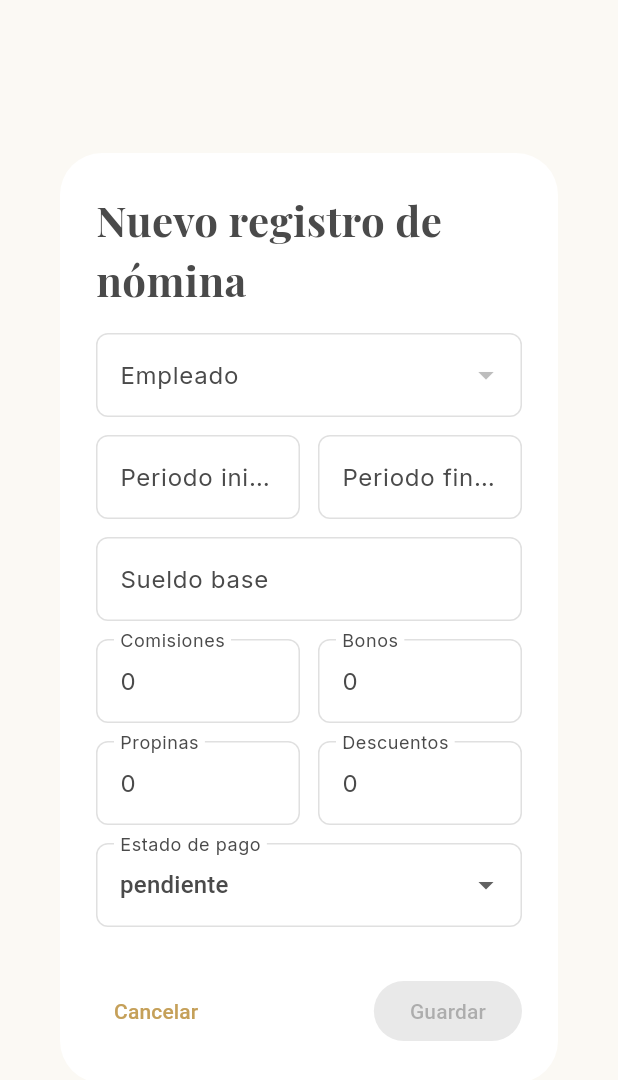
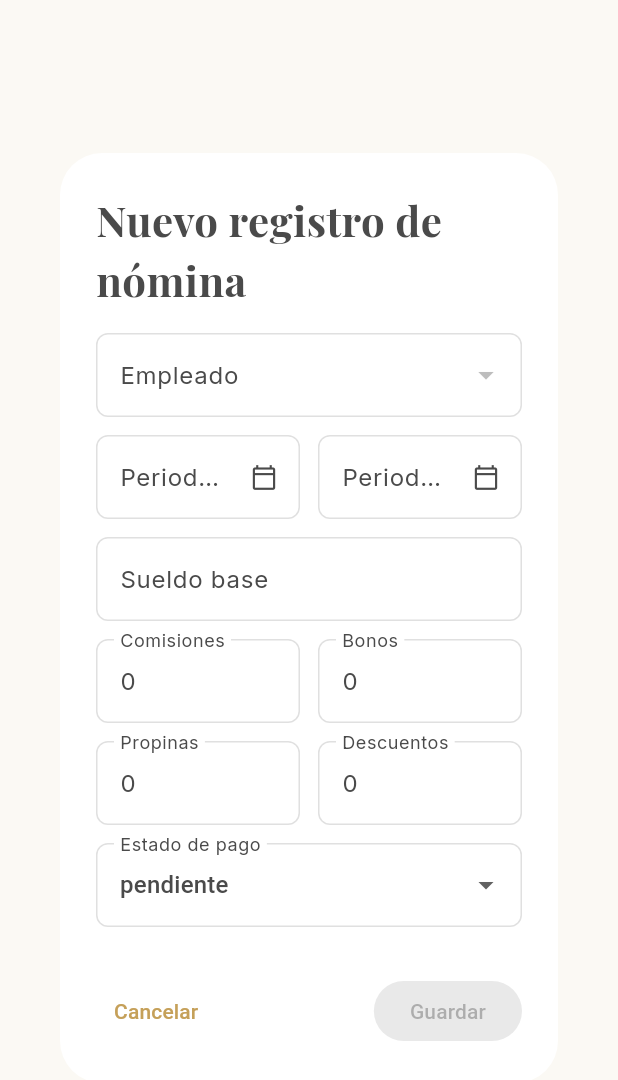
Before and after one commit to edgarrangel2804/sahara-club-spa-web, a Flutter app: the _PayrollDialog widget shown alone on an empty page, opened directly with empty values, on a phone screen of 412 x 824 dp. Shown: the top 1080 px of the screen. Run offline on Flutter 3.47's test engine with Material 3 defaults, Android fonts, the phone set to English and light mode, and no system bars; our stand-ins replace file_picker, google_fonts, pdf, printing, supabase_flutter; missing offline and left inert: dart:html, dart:ui_web; accounts and stored records are empty.

Commit message:
fix: add date picker calendar to nómina period fields
Replace plain text inputs for Periodo inicio/fin with a tappable
date picker that opens the calendar and stores yyyy-MM-dd format.

Co-Authored-By: Claude Sonnet 4.6 <noreply@anthropic.com>

```diff
--- a/lib/features/admin/finanzas_module.dart
+++ b/lib/features/admin/finanzas_module.dart
@@ -1324,9 +1324,9 @@ class _PayrollDialogState extends State<_PayrollDialog> {
           ),
           Row(
             children: [
-              Expanded(child: _LabeledField(controller: _periodStartCtrl, label: 'Periodo inicio (YYYY-MM-DD)')),
+              Expanded(child: _DatePickerField(controller: _periodStartCtrl, label: 'Periodo inicio')),
               const SizedBox(width: 12),
-              Expanded(child: _LabeledField(controller: _periodEndCtrl, label: 'Periodo fin (YYYY-MM-DD)')),
+              Expanded(child: _DatePickerField(controller: _periodEndCtrl, label: 'Periodo fin')),
             ],
           ),
           _LabeledField(controller: _baseCtrl, label: 'Sueldo base', number: true),
@@ -1413,6 +1413,48 @@ class _BaseAdminDialog extends StatelessWidget {
   }
 }
 
+class _DatePickerField extends StatelessWidget {
+  const _DatePickerField({
+    required this.controller,
+    required this.label,
+  });
+
+  final TextEditingController controller;
+  final String label;
+
+  Future<void> _pick(BuildContext context) async {
+    final initial = DateTime.tryParse(controller.text.trim()) ?? DateTime.now();
+    final picked = await showDatePicker(
+      context: context,
+      initialDate: initial,
+      firstDate: DateTime(2020),
+      lastDate: DateTime(2035),
+      locale: const Locale('es', 'MX'),
+    );
+    if (picked != null) {
+      controller.text =
+          '${picked.year}-${picked.month.toString().padLeft(2, '0')}-${picked.day.toString().padLeft(2, '0')}';
+    }
+  }
+
+  @override
+  Widget build(BuildContext context) {
+    return Padding(
+      padding: const EdgeInsets.only(bottom: 12),
+      child: TextField(
+        controller: controller,
+        readOnly: true,
+        onTap: () => _pick(context),
+        decoration: InputDecoration(
+          labelText: label,
+          border: const OutlineInputBorder(),
+          suffixIcon: const Icon(Icons.calendar_today_outlined, size: 18),
+        ),
+      ),
+    );
+  }
+}
+
 class _LabeledField extends StatelessWidget {
   const _LabeledField({
     required this.controller,
```
